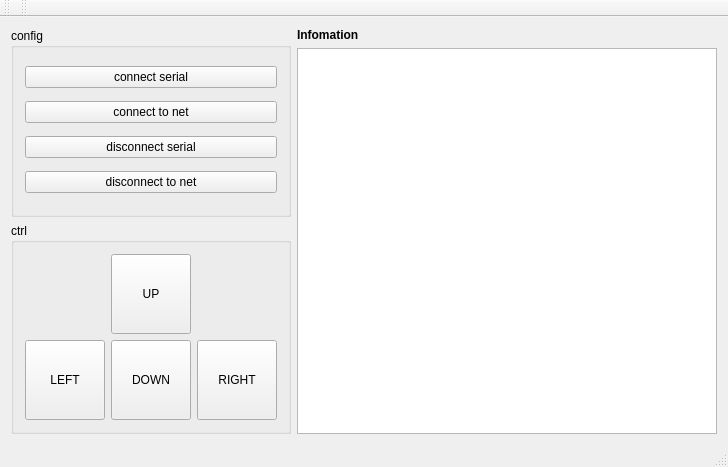
The window that qt/arm-pro/vison_trace_host/mainwindow.ui (wifialan/vision_trace) describes before a commit, drawn with Qt 5.
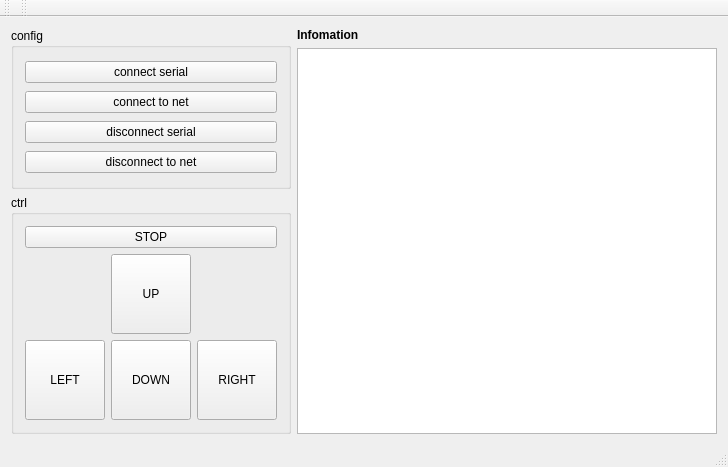
The same window after the commit.

Diff of the .ui file:
```diff
--- a/qt/arm-pro/vison_trace_host/mainwindow.ui
+++ b/qt/arm-pro/vison_trace_host/mainwindow.ui
@@ -60,6 +60,16 @@
          <string>ctrl</string>
         </property>
         <layout class="QVBoxLayout" name="verticalLayout_2">
+         <item>
+          <widget class="QPushButton" name="pushButton_stop">
+           <property name="text">
+            <string>STOP</string>
+           </property>
+           <property name="shortcut">
+            <string>Space</string>
+           </property>
+          </widget>
+         </item>
          <item>
           <layout class="QGridLayout" name="gridLayout">
            <item row="0" column="2">
```
Left out of the diff: 2 changed lines with no effect on the pictures.
